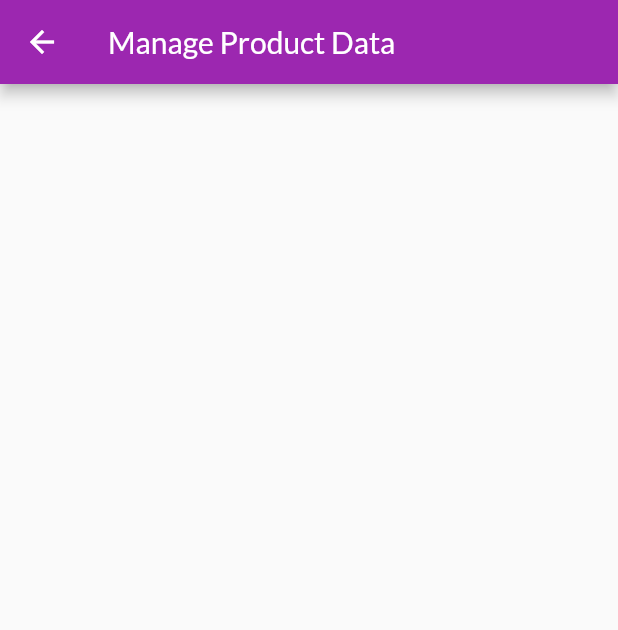
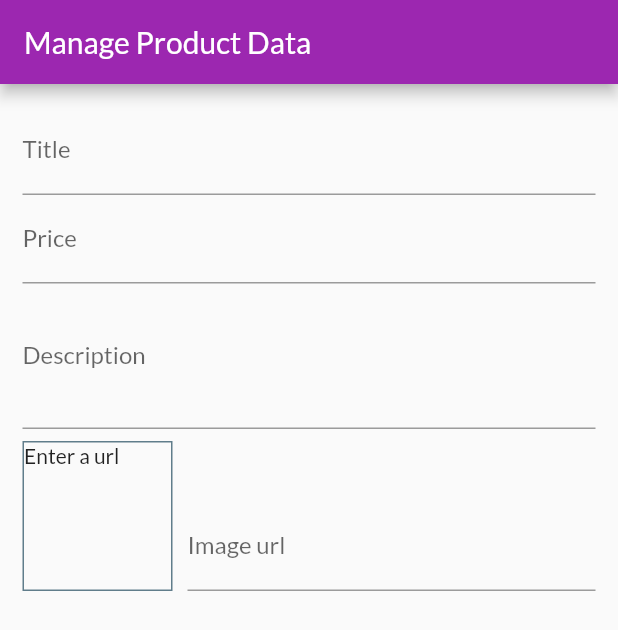
Before and after one commit to BartoszRudnik/LearningFlutter, a Flutter app: the ManageProductScreen screen opened directly, on a phone screen of 412 x 824 dp. Shown: the top 630 px of the screen. Run offline on Flutter 3.47's test engine with Material 2 defaults, Android fonts, the phone set to English and light mode, and no system bars; statements that could not run were skipped.

Commit message:
working on input fields for adding & editing products

```diff
--- a/shopApp/lib/main.dart
+++ b/shopApp/lib/main.dart
@@ -3,6 +3,7 @@
 import 'package:shopApp/model/order.dart';
 import 'package:shopApp/provider/productsProvider.dart';
 import 'package:shopApp/screen/cartScreen.dart';
+import 'package:shopApp/screen/manageProductScreen.dart';
 import 'package:shopApp/screen/ordersScreen.dart';
 import 'package:shopApp/screen/productDetailScreen.dart';
 import 'package:shopApp/screen/productOverviewScreen.dart';
@@ -35,6 +36,7 @@
         ),
         home: ProductOverviewScreen(),
         routes: {
+          ManageProductScreen.routeName: (ctx) => ManageProductScreen(),
           UserProductScreen.routeName: (ctx) => UserProductScreen(),
           OrdersScreen.routeName: (ctx) => OrdersScreen(),
           CartScreen.routeName: (ctx) => CartScreen(),
--- a/shopApp/lib/screen/manageProductScreen.dart
+++ b/shopApp/lib/screen/manageProductScreen.dart
@@ -1,19 +1,118 @@
 import 'package:flutter/material.dart';
 
 class ManageProductScreen extends StatefulWidget {
+  static const routeName = 'manage-product';
+
   @override
   _ManageProductScreenState createState() => _ManageProductScreenState();
 }
 
 class _ManageProductScreenState extends State<ManageProductScreen> {
+  final _priceFocuseNode = FocusNode();
+  final _descriptionFocusNode = FocusNode();
+  final _imageUrlFocusNode = FocusNode();
+
+  final _imageUrlController = new TextEditingController();
+
+  @override
+  void dispose() {
+    _priceFocuseNode.dispose();
+    _descriptionFocusNode.dispose();
+    _imageUrlController.dispose();
+    _imageUrlFocusNode.removeListener(_updateImageUlr);
+    _imageUrlFocusNode.dispose();
+
+    super.dispose();
+  }
+
+  @override
+  void initState() {
+    _imageUrlFocusNode.addListener(_updateImageUlr);
+
+    super.initState();
+  }
+
+  void _updateImageUlr() {
+    if (!_imageUrlFocusNode.hasFocus) {
+      setState(() {});
+    }
+  }
+
   @override
   Widget build(BuildContext context) {
     return Scaffold(
       appBar: AppBar(
         title: Text('Manage Product Data'),
       ),
-      body: Column(
-        children: [],
+      body: Padding(
+        padding: const EdgeInsets.all(15),
+        child: Form(
+          child: ListView(
+            children: <Widget>[
+              TextFormField(
+                decoration: const InputDecoration(
+                  labelText: 'Title',
+                ),
+                textInputAction: TextInputAction.next,
+                onFieldSubmitted: (_) {
+                  FocusScope.of(context).requestFocus(_priceFocuseNode);
+                },
+              ),
+              TextFormField(
+                decoration: const InputDecoration(
+                  labelText: 'Price',
+                ),
+                textInputAction: TextInputAction.next,
+                keyboardType: TextInputType.number,
+                focusNode: _priceFocuseNode,
+                onFieldSubmitted: (_) {
+                  FocusScope.of(context).requestFocus(_descriptionFocusNode);
+                },
+              ),
+              TextFormField(
+                focusNode: _descriptionFocusNode,
+                decoration: const InputDecoration(
+                  labelText: 'Description',
+                ),
+                maxLines: 3,
+                keyboardType: TextInputType.multiline,
+              ),
+              Row(
+                crossAxisAlignment: CrossAxisAlignment.end,
+                children: <Widget>[
+                  Container(
+                    width: 100,
+                    height: 100,
+                    margin: EdgeInsets.only(
+                      top: 8,
+                      right: 10,
+                    ),
+                    decoration: BoxDecoration(
+                      border: Border.all(width: 1, color: Colors.blueGrey),
+                    ),
+                    child: _imageUrlController.text.isEmpty
+                        ? Text('Enter a url')
+                        : FittedBox(
+                            child: Image.network(
+                              this._imageUrlController.text,
+                              fit: BoxFit.cover,
+                            ),
+                          ),
+                  ),
+                  Expanded(
+                    child: TextFormField(
+                      decoration: InputDecoration(labelText: 'Image url'),
+                      keyboardType: TextInputType.url,
+                      textInputAction: TextInputAction.done,
+                      controller: _imageUrlController,
+                      focusNode: _imageUrlFocusNode,
+                    ),
+                  ),
+                ],
+              ),
+            ],
+          ),
+        ),
       ),
     );
   }
--- a/shopApp/lib/screen/userProductScreen.dart
+++ b/shopApp/lib/screen/userProductScreen.dart
@@ -1,6 +1,7 @@
 import 'package:flutter/material.dart';
 import 'package:provider/provider.dart';
 import 'package:shopApp/provider/productsProvider.dart';
+import 'package:shopApp/screen/manageProductScreen.dart';
 import 'package:shopApp/widget/mainDrawer.dart';
 import 'package:shopApp/widget/userProductItem.dart';
 
@@ -15,7 +16,9 @@
         actions: <Widget>[
           IconButton(
             icon: const Icon(Icons.add),
-            onPressed: () {},
+            onPressed: () {
+              Navigator.of(context).pushNamed(ManageProductScreen.routeName);
+            },
           ),
         ],
         title: const Text('Your products'),
```
